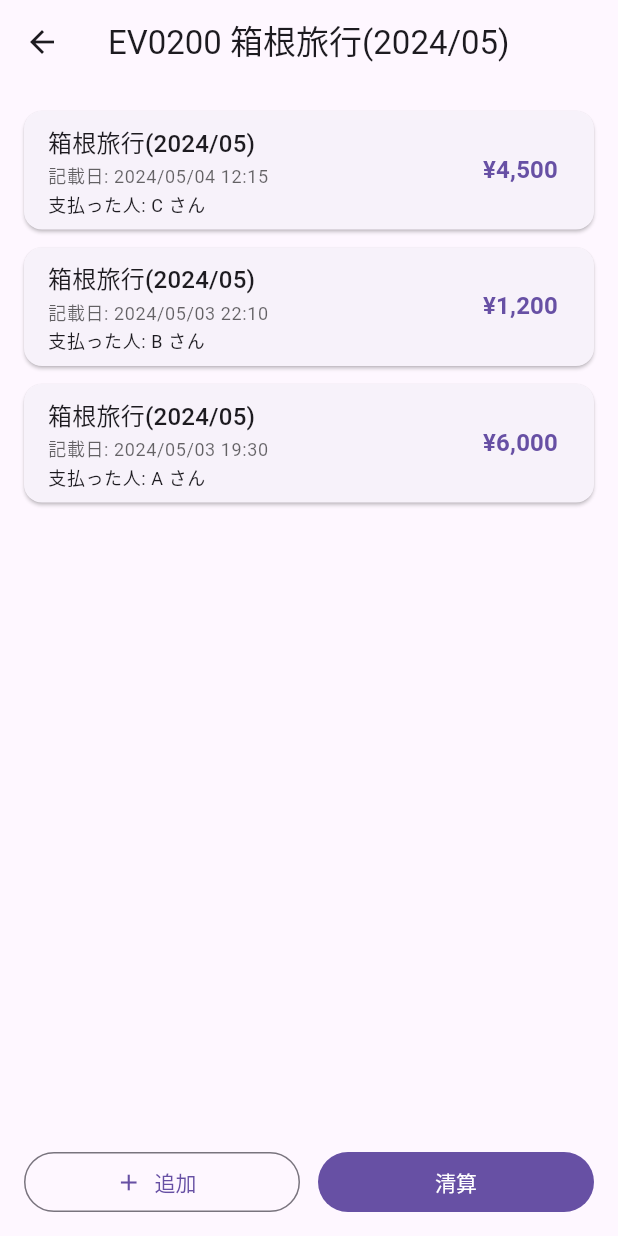
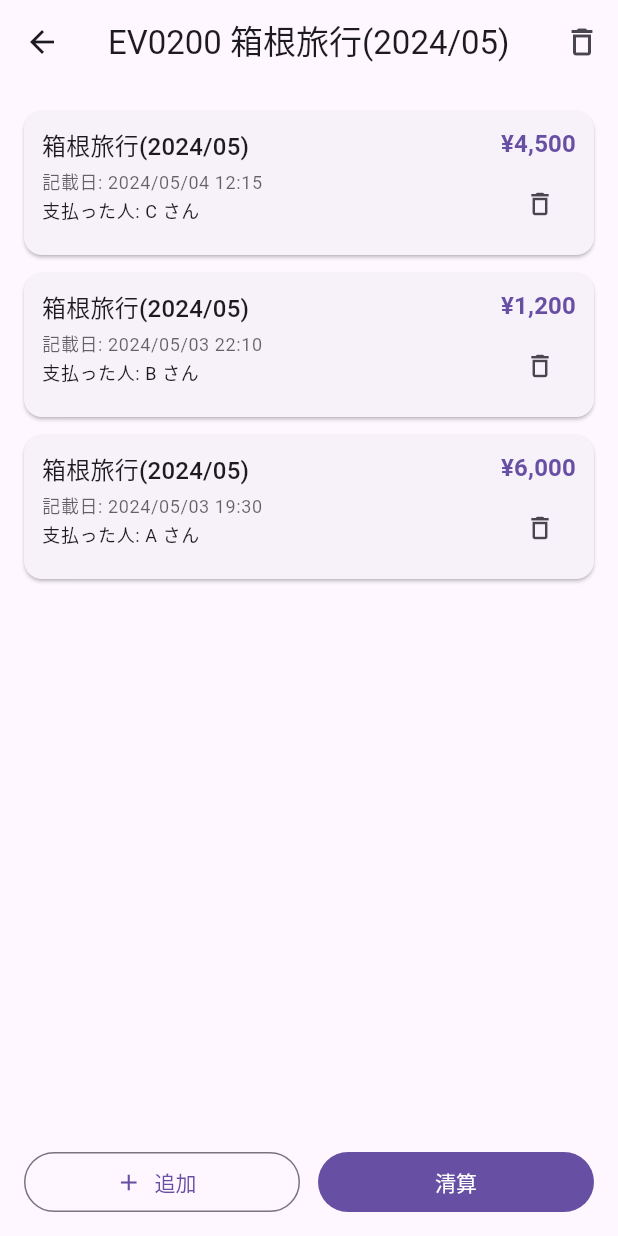
Before and after one commit to ichime-develop/shakuyosho_App, a Flutter app: the _EventTabView widget shown alone on an empty page, opened directly, after a tap on "旅行 2025 春", on a phone screen of 412 x 824 dp. Run offline on Flutter 3.47's test engine with Material 3 defaults, Android fonts, the light colour scheme and no system bars; our stand-ins replace flutter_riverpod, go_router.

Commit message:
feat: EV0200イベント削除追加

```diff
--- a/lib/presentation/event/ev0200_screen.dart
+++ b/lib/presentation/event/ev0200_screen.dart
@@ -44,6 +44,16 @@ class Ev0200EventDetailScreen extends ConsumerWidget {
           onPressed: () => context.pop(),
         ),
         title: Text('EV0200 ${event.title}'),
+        actions: [
+          IconButton(
+            icon: const Icon(Icons.delete_outline),
+            tooltip: 'イベントを削除',
+            onPressed: () => _Controller.confirmAndDeleteEvent(
+              context: context,
+              eventId: event.eventId,
+            ),
+          ),
+        ],
       ),
       body: Column(
         children: [
@@ -65,20 +75,27 @@ class Ev0200EventDetailScreen extends ConsumerWidget {
                       final p = payments[index];
                       return Card(
                         margin: const EdgeInsets.symmetric(vertical: 6),
-                        child: ListTile(
+                        child: InkWell(
                           onTap: () => _Controller.goEditEventTransaction(
                             context: context,
                             eventId: event.eventId,
                             payment: p,
                           ),
-                          title: Text(
+                          child: Padding(
+                            padding: const EdgeInsets.symmetric(horizontal: 12, vertical: 10),
+                            child: Row(
+                              crossAxisAlignment: CrossAxisAlignment.start,
+                              children: [
+                                // 左側: タイトル + サブ情報
+                                Expanded(
+                                  child: Column(
+                                    crossAxisAlignment: CrossAxisAlignment.start,
+                                    children: [
+                                      Text(
                                         event.title,
                                         style: theme.textTheme.titleMedium,
                                       ),
-                          subtitle: Column(
-                            crossAxisAlignment: CrossAxisAlignment.start,
-                            children: [
-                              const SizedBox(height: 2),
+                                      const SizedBox(height: 4),
                                       Text(
                                         '記載日: ${_fmtDateTime(p.recordedAt)}',
                                         style: theme.textTheme.bodySmall
@@ -91,11 +108,32 @@ class Ev0200EventDetailScreen extends ConsumerWidget {
                                       ),
                                     ],
                                   ),
-                          trailing: Text(
+                                ),
+                                const SizedBox(width: 8),
+                                // 右側: 金額 + 削除ボタン
+                                Column(
+                                  mainAxisSize: MainAxisSize.min,
+                                  crossAxisAlignment: CrossAxisAlignment.end,
+                                  children: [
+                                    Text(
                                       _fmtYen(p.amount),
                                       style: theme.textTheme.titleMedium?.copyWith(
                                         fontWeight: FontWeight.bold,
                                         color: theme.colorScheme.primary,
+                                      ),
+                                    ),
+                                    const SizedBox(height: 4),
+                                    IconButton(
+                                      iconSize: 20,
+                                      padding: EdgeInsets.zero,
+                                      constraints: const BoxConstraints(),
+                                      icon: const Icon(Icons.delete_outline),
+                                      tooltip: '支払いを削除',
+                                      onPressed: () => _onDeletePayment(context, p.id),
+                                    ),
+                                  ],
+                                ),
+                              ],
                             ),
                           ),
                         ),
@@ -135,6 +173,43 @@ class Ev0200EventDetailScreen extends ConsumerWidget {
           ),
         ],
       ),
+    );
+  }
+
+  Future<void> _onDeletePayment(BuildContext context, String paymentId) async {
+    final confirmed = await showDialog<bool>(
+      context: context,
+      builder: (ctx) => AlertDialog(
+        title: const Text('支払いを削除'),
+        content: const Text(
+          'この支払いを削除しますか？\n'
+          '元に戻すことはできません。（モック段階の文言）',
+        ),
+        actions: [
+          TextButton(
+            onPressed: () => Navigator.of(ctx).pop(false),
+            child: const Text('キャンセル'),
+          ),
+          TextButton(
+            onPressed: () => Navigator.of(ctx).pop(true),
+            child: const Text('削除する'),
+          ),
+        ],
+      ),
+    );
+
+    if (confirmed != true) {
+      return;
+    }
+
+    // Mock deletion
+    _mockPayments.removeWhere((p) => p.id == paymentId);
+
+    // Rebuild UI (force refresh)
+    (context as Element).markNeedsBuild();
+
+    ScaffoldMessenger.of(context).showSnackBar(
+      const SnackBar(content: Text('支払いを削除しました（モック）')),
     );
   }
 }
@@ -182,6 +257,44 @@ class _Controller {
       },
     );
     context.push(uri.toString());
+  }
+
+  /// イベント削除（確認ダイアログ付き）
+  static Future<void> confirmAndDeleteEvent({
+    required BuildContext context,
+    required String eventId,
+  }) async {
+    final confirmed = await showDialog<bool>(
+      context: context,
+      builder: (ctx) => AlertDialog(
+        title: const Text('イベントを削除'),
+        content: const Text(
+          'このイベントを削除しますか？\n'
+          '登録済みの支払いも含めて元に戻せません。（モック段階の文言）',
+        ),
+        actions: [
+          TextButton(
+            onPressed: () => Navigator.of(ctx).pop(false),
+            child: const Text('キャンセル'),
+          ),
+          TextButton(
+            onPressed: () => Navigator.of(ctx).pop(true),
+            child: const Text('削除する'),
+          ),
+        ],
+      ),
+    );
+
+    if (confirmed != true) return;
+
+    // モックデータから削除
+    _mockEvents.removeWhere((e) => e.eventId == eventId);
+    _mockPayments.removeWhere((p) => p.eventId == eventId);
+
+    // 詳細画面を閉じて前の画面に戻る
+    if (context.mounted) {
+      context.pop();
+    }
   }
 }
 
--- a/lib/presentation/top/to0100_screen.dart
+++ b/lib/presentation/top/to0100_screen.dart
@@ -313,9 +313,14 @@ class _FriendRow extends StatelessWidget {
 /// ---------------------------
 /// イベントタブ
 /// ---------------------------
-class _EventTabView extends StatelessWidget {
+class _EventTabView extends StatefulWidget {
   const _EventTabView();
 
+  @override
+  State<_EventTabView> createState() => _EventTabViewState();
+}
+
+class _EventTabViewState extends State<_EventTabView> {
   @override
   Widget build(BuildContext context) {
     final theme = Theme.of(context);
@@ -376,10 +381,9 @@ class _EventTabView extends StatelessWidget {
           (e) => _EventCard(
             data: e,
             onTap: () => _Controller.onOpenEventDetail(context, e.eventId),
-            onAddTx: () =>
-                _Controller.onAddEventTransaction(context, e.eventId),
             onSettle: () =>
                 _Controller.onComputeSettlementFor(context, e.eventId),
+            onDelete: () => _onDeleteEvent(e.eventId),
           ),
         ),
 
@@ -395,14 +399,47 @@ class _EventTabView extends StatelessWidget {
                   data: e,
                   onTap: () =>
                       _Controller.onOpenEventDetail(context, e.eventId),
-                  onAddTx: () =>
-                      _Controller.onAddEventTransaction(context, e.eventId),
                   onSettle: () =>
                       _Controller.onComputeSettlementFor(context, e.eventId),
+                  onDelete: () => _onDeleteEvent(e.eventId),
                 ),
               ),
         ],
       ],
+    );
+  }
+
+  Future<void> _onDeleteEvent(String eventId) async {
+    final context = this.context;
+
+    final confirmed = await showDialog<bool>(
+      context: context,
+      builder: (ctx) => AlertDialog(
+        title: const Text('イベントを削除'),
+        content: const Text(
+          'このイベントを削除しますか？\n記録された支払いも含めて元に戻せません。（モック段階の文言）',
+        ),
+        actions: [
+          TextButton(
+            onPressed: () => Navigator.of(ctx).pop(false),
+            child: const Text('キャンセル'),
+          ),
+          TextButton(
+            onPressed: () => Navigator.of(ctx).pop(true),
+            child: const Text('削除する'),
+          ),
+        ],
+      ),
+    );
+
+    if (confirmed != true) return;
+
+    setState(() {
+      _mockEvents.removeWhere((e) => e.eventId == eventId);
+    });
+
+    ScaffoldMessenger.of(context).showSnackBar(
+      const SnackBar(content: Text('イベントを削除しました（モック）')),
     );
   }
 }
@@ -411,14 +448,14 @@ class _EventCard extends StatelessWidget {
   const _EventCard({
     required this.data,
     required this.onTap,
-    required this.onAddTx,
     required this.onSettle,
+    required this.onDelete,
   });
 
   final EventSummary data;
   final VoidCallback onTap;
-  final VoidCallback onAddTx;
   final VoidCallback onSettle;
+  final VoidCallback onDelete;
 
   @override
   Widget build(BuildContext context) {
@@ -467,13 +504,22 @@ class _EventCard extends StatelessWidget {
               ),
               const SizedBox(width: 8),
               Column(
+                mainAxisSize: MainAxisSize.min,
+                crossAxisAlignment: CrossAxisAlignment.end,
                 children: [
-                  _SmallBtn(text: '取引', icon: Icons.add, onPressed: onAddTx),
-                  const SizedBox(height: 6),
                   _SmallBtn(
                     text: '清算',
                     icon: Icons.calculate_outlined,
                     onPressed: onSettle,
+                  ),
+                  const SizedBox(height: 4),
+                  IconButton(
+                    iconSize: 20,
+                    padding: EdgeInsets.zero,
+                    constraints: const BoxConstraints(),
+                    icon: const Icon(Icons.delete_outline),
+                    tooltip: 'イベントを削除',
+                    onPressed: onDelete,
                   ),
                 ],
               ),
```
Lines whose indentation alone changed are shown as unchanged.
